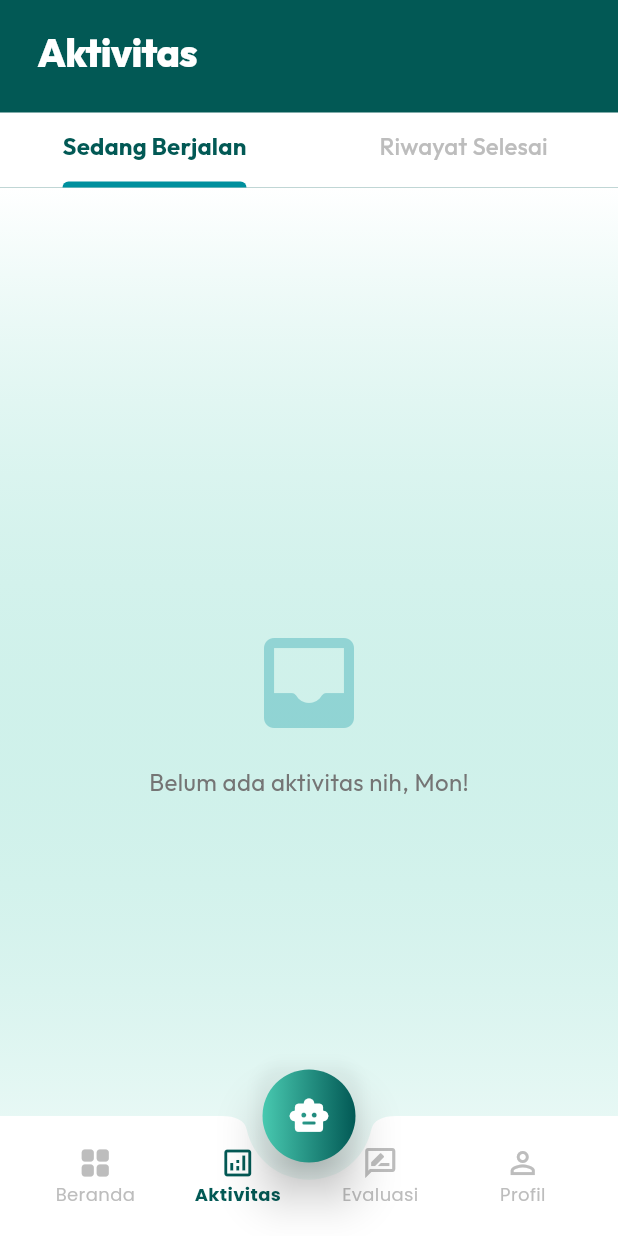
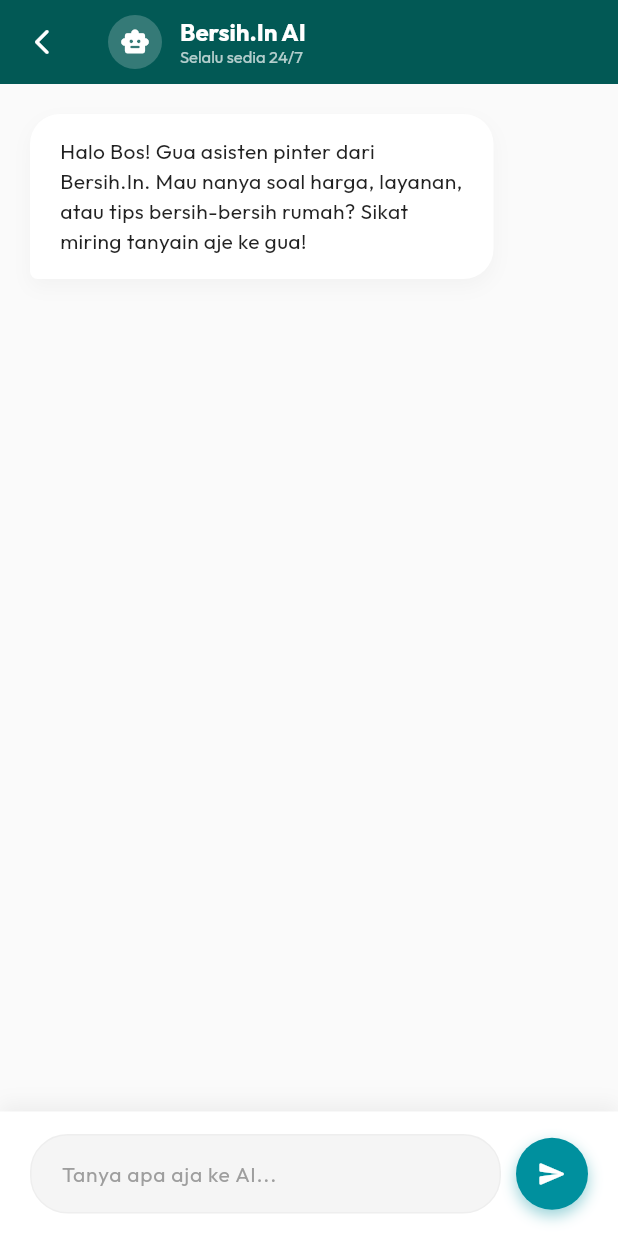
Before and after one commit to hafizar123/ProjectTPM, a Flutter app: the screen it shows after launch, item 2 of the bottom bar chosen, after a tap on the "smart toy" icon, on a phone screen of 412 x 824 dp. Run offline on Flutter 3.47's test engine with Material 3 defaults, Android fonts, the phone set to English and light mode, and no system bars; our stand-ins replace firebase_core, flutter_map, geolocator, google_fonts, google_generative_ai, hive_flutter and 3 more; accounts and stored records are empty.

Commit message:
LLM ERROR

```diff
--- a/bersihin/lib/main.dart
+++ b/bersihin/lib/main.dart
@@ -1,10 +1,16 @@
 import 'package:flutter/material.dart';
 import 'package:hive_flutter/hive_flutter.dart';
+import 'package:firebase_core/firebase_core.dart'; // ZHANGG! Wajib di-import pak!
 import 'pages/home_page.dart';
 
 void main() async {
   // Wajib dipanggil kalo fungsi main-nye pake async
   WidgetsFlutterBinding.ensureInitialized();
+
+  // ZHANGG! Ini satpamnye pak, nyalain kompor Firebase di mari!
+  if (Firebase.apps.isEmpty) {
+    await Firebase.initializeApp();
+  }
 
   // Inisialisasi Hive buat database lokal biar kenceng
   await Hive.initFlutter();
--- /dev/null
+++ b/bersihin/lib/pages/ai_chat_page.dart
@@ -0,0 +1,220 @@
+import 'package:flutter/material.dart';
+import 'package:google_fonts/google_fonts.dart';
+import '../services/ai_service.dart'; // ZHANGG! Pastiin path-nye bener pak!
+
+class AiChatPage extends StatefulWidget {
+  const AiChatPage({Key? key}) : super(key: key);
+
+  @override
+  _AiChatPageState createState() => _AiChatPageState();
+}
+
+class _AiChatPageState extends State<AiChatPage> {
+  final TextEditingController _chatController = TextEditingController();
+  final ScrollController _scrollController = ScrollController();
+  final AiService _aiService = AiService(); // Manggil si otak buatan
+
+  // ZHANGG! Pesan pembuka dari si Robot
+  List<Map<String, dynamic>> messages = [
+    {
+      "role": "ai",
+      "text": "Halo Bos! Gua asisten pinter dari Bersih.In. Mau nanya soal harga, layanan, atau tips bersih-bersih rumah? Sikat miring tanyain aje ke gua!"
+    }
+  ];
+
+  bool _isTyping = false;
+
+  final Color toscaDark = const Color(0xFF025955);
+  final Color toscaMedium = const Color(0xFF00909E);
+  final Color toscaLight = const Color(0xFF48C9B0);
+
+  void _sendMessage() async {
+    if (_chatController.text.trim().isEmpty) return;
+
+    String userText = _chatController.text.trim();
+
+    setState(() {
+      messages.add({"role": "user", "text": userText});
+      _isTyping = true;
+      _chatController.clear();
+    });
+
+    _scrollToBottom();
+
+    // Tembak API Gemini lu pak!
+    String aiResponse = await _aiService.nanyaRobot(userText);
+
+    if (mounted) {
+      setState(() {
+        _isTyping = false;
+        messages.add({"role": "ai", "text": aiResponse});
+      });
+      _scrollToBottom();
+    }
+  }
+
+  void _scrollToBottom() {
+    Future.delayed(const Duration(milliseconds: 100), () {
+      if (_scrollController.hasClients) {
+        _scrollController.animateTo(
+          _scrollController.position.maxScrollExtent,
+          duration: const Duration(milliseconds: 300),
+          curve: Curves.easeOut,
+        );
+      }
+    });
+  }
+
+  @override
+  Widget build(BuildContext context) {
+    return Scaffold(
+      backgroundColor: Colors.grey.shade50,
+      appBar: AppBar(
+        backgroundColor: toscaDark,
+        elevation: 0,
+        leading: IconButton(
+          icon: const Icon(Icons.arrow_back_ios_new_rounded, color: Colors.white, size: 20),
+          onPressed: () => Navigator.pop(context),
+        ),
+        title: Row(
+          children: [
+            Container(
+              padding: const EdgeInsets.all(8),
+              decoration: BoxDecoration(
+                color: Colors.white.withOpacity(0.2),
+                shape: BoxShape.circle,
+              ),
+              child: const Icon(Icons.smart_toy_rounded, color: Colors.white, size: 20),
+            ),
+            const SizedBox(width: 12),
+            Column(
+              crossAxisAlignment: CrossAxisAlignment.start,
+              children: [
+                Text('Bersih.In AI', style: GoogleFonts.outfit(fontWeight: FontWeight.bold, color: Colors.white, fontSize: 16)),
+                Text('Selalu sedia 24/7', style: GoogleFonts.outfit(color: Colors.white70, fontSize: 11)),
+              ],
+            ),
+          ],
+        ),
+      ),
+      body: Column(
+        children: [
+          // ARENA CHAT
+          Expanded(
+            child: ListView.builder(
+              controller: _scrollController,
+              padding: const EdgeInsets.all(20),
+              itemCount: messages.length,
+              itemBuilder: (context, index) {
+                bool isUser = messages[index]['role'] == 'user';
+                return _buildChatBubble(messages[index]['text'], isUser);
+              },
+            ),
+          ),
+
+          // INDIKATOR TYPING
+          if (_isTyping)
+            Padding(
+              padding: const EdgeInsets.only(left: 20, bottom: 10),
+              child: Align(
+                alignment: Alignment.centerLeft,
+                child: Row(
+                  children: [
+                    const SizedBox(
+                      width: 15, height: 15,
+                      child: CircularProgressIndicator(strokeWidth: 2, color: Color(0xFF00909E))
+                    ),
+                    const SizedBox(width: 10),
+                    Text('Robot lagi mikir...', style: GoogleFonts.outfit(fontSize: 12, color: Colors.grey.shade600, fontStyle: FontStyle.italic)),
+                  ],
+                ),
+              ),
+            ),
+
+          // KOTAK KETIK
+          Container(
+            padding: const EdgeInsets.symmetric(horizontal: 20, vertical: 15),
+            decoration: BoxDecoration(
+              color: Colors.white,
+              boxShadow: [BoxShadow(color: Colors.black.withOpacity(0.05), blurRadius: 10, offset: const Offset(0, -5))],
+            ),
+            child: SafeArea(
+              child: Row(
+                children: [
+                  Expanded(
+                    child: Container(
+                      decoration: BoxDecoration(
+                        color: Colors.grey.shade100,
+                        borderRadius: BorderRadius.circular(25),
+                        border: Border.all(color: Colors.grey.shade200),
+                      ),
+                      child: TextField(
+                        controller: _chatController,
+                        style: GoogleFonts.outfit(fontSize: 14),
+                        decoration: InputDecoration(
+                          hintText: 'Tanya apa aja ke AI...',
+                          hintStyle: GoogleFonts.outfit(color: Colors.grey.shade500),
+                          border: InputBorder.none,
+                          contentPadding: const EdgeInsets.symmetric(horizontal: 20, vertical: 15),
+                        ),
+                        onSubmitted: (value) => _sendMessage(),
+                      ),
+                    ),
+                  ),
+                  const SizedBox(width: 10),
+                  GestureDetector(
+                    onTap: _isTyping ? null : _sendMessage,
+                    child: Container(
+                      padding: const EdgeInsets.all(14),
+                      decoration: BoxDecoration(
+                        color: _isTyping ? Colors.grey : toscaMedium,
+                        shape: BoxShape.circle,
+                        boxShadow: [
+                          if (!_isTyping)
+                            BoxShadow(color: toscaMedium.withOpacity(0.4), blurRadius: 8, offset: const Offset(0, 4))
+                        ]
+                      ),
+                      child: const Icon(Icons.send_rounded, color: Colors.white, size: 20),
+                    ),
+                  ),
+                ],
+              ),
+            ),
+          ),
+        ],
+      ),
+    );
+  }
+
+  Widget _buildChatBubble(String text, bool isUser) {
+    return Align(
+      alignment: isUser ? Alignment.centerRight : Alignment.centerLeft,
+      child: Container(
+        margin: const EdgeInsets.only(bottom: 15),
+        padding: const EdgeInsets.symmetric(horizontal: 20, vertical: 15),
+        constraints: BoxConstraints(maxWidth: MediaQuery.of(context).size.width * 0.75),
+        decoration: BoxDecoration(
+          color: isUser ? toscaDark : Colors.white,
+          borderRadius: BorderRadius.only(
+            topLeft: const Radius.circular(20),
+            topRight: const Radius.circular(20),
+            bottomLeft: Radius.circular(isUser ? 20 : 5),
+            bottomRight: Radius.circular(isUser ? 5 : 20),
+          ),
+          boxShadow: [
+            if (!isUser)
+              BoxShadow(color: Colors.black.withOpacity(0.03), blurRadius: 10, offset: const Offset(0, 5))
+          ],
+        ),
+        child: Text(
+          text,
+          style: GoogleFonts.outfit(
+            color: isUser ? Colors.white : Colors.black87,
+            fontSize: 14,
+            height: 1.4,
+          ),
+        ),
+      ),
+    );
+  }
+}
--- a/bersihin/lib/pages/custom_navbar.dart
+++ b/bersihin/lib/pages/custom_navbar.dart
@@ -6,6 +6,7 @@
 import 'activity_page.dart';
 import 'kesan_pesan_page.dart';
 import 'profile_page.dart';
+import 'ai_chat_page.dart';
 
 // ==========================================
 // WIDGET BOTTOM NAVIGATION BAR
@@ -93,7 +94,11 @@
       width: 65, height: 65,
       child: FloatingActionButton(
         onPressed: () {
-          // Fungsi robot AI lu bisa ditancepin di mari nanti pak
+          // ZHANGG! Peratiin bae-bae ada (context) => di sini pak!
+          Navigator.push(
+            context,
+            MaterialPageRoute(builder: (context) => const AiChatPage()), // <-- INI YANG BENER MON!
+          );
         },
         backgroundColor: Colors.transparent,
         elevation: 12,
--- a/bersihin/lib/pages/login_page.dart
+++ b/bersihin/lib/pages/login_page.dart
@@ -104,9 +104,25 @@
     );
   }
 
+  // ZHANGG! Fungsi sakti buat maksa balik ke Home pak!
+  void _backToHome() {
+    Navigator.pushAndRemoveUntil(
+      context,
+      MaterialPageRoute(builder: (context) => const HomePage()),
+      (route) => false,
+    );
+  }
+
   @override
   Widget build(BuildContext context) {
-    return Scaffold(
+    // ZHANGG! PopScope biar tombol back bawaan HP juga nurut pak!
+    return PopScope(
+      canPop: false,
+      onPopInvoked: (bool didPop) {
+        if (didPop) return;
+        _backToHome();
+      },
+      child: Scaffold(
         backgroundColor: Colors.white,
         body: Stack(
           children: [
@@ -223,7 +239,7 @@
                             Text("Belum punya akun? ", style: GoogleFonts.poppins(color: Colors.grey.shade600, fontSize: 13)),
                             GestureDetector(
                               onTap: () {
-                              Navigator.push(context, MaterialPageRoute(builder: (context) => const RegisterPage()));
+                                Navigator.pushReplacement(context, MaterialPageRoute(builder: (context) => const RegisterPage()));
                               },
                               child: Text(
                                 "Daftar di sini",
@@ -265,12 +281,13 @@
                   ),
                   child: IconButton(
                     icon: Icon(Icons.arrow_back_ios_new_rounded, color: toscaDark, size: 20),
-                  onPressed: () => Navigator.pop(context),
+                    onPressed: _backToHome, // ZHANGG! Tembak fungsi nebas histori pak!
                   ),
                 ),
               ),
             ),
           ],
+        ),
       ),
     );
   }
--- /dev/null
+++ b/bersihin/lib/services/ai_service.dart
@@ -0,0 +1,31 @@
+import 'package:google_generative_ai/google_generative_ai.dart';
+
+class AiService {
+  // ZHANGG! Taruh API Key yang lu dapet dari Google di mari pak!
+  final String _apiKey = 'AIzaSyC4dpz9e7XJAfgIjGTpcv86i9e8W5pT8jU';
+
+  late final GenerativeModel _model;
+
+  AiService() {
+    // Kita pake model gemini-1.5-flash biar balesnye ngebut kek gua
+    _model = GenerativeModel(
+      model: 'gemini-1.5-flash',
+      apiKey: _apiKey,
+    );
+  }
+
+  // Fungsi sakti buat nanya ke robot
+  Future<String> nanyaRobot(String pertanyaanUser) async {
+    try {
+      // Kita kasih contekan dikit ke robotnye biar dia tau dia siapa
+      final promptString = "Lu adalah Asisten AI dari aplikasi Bersih.In, aplikasi layanan kebersihan rumah. Jawab pertanyaan ini dengan ramah: $pertanyaanUser";
+
+      final content = [Content.text(promptString)];
+      final response = await _model.generateContent(content);
+
+      return response.text ?? 'Waduh, gua nge-blank nih pak bos!';
+    } catch (e) {
+      return 'Yah robotnye lagi ngambek Mon: $e';
+    }
+  }
+}
--- a/bersihin/pubspec.yaml
+++ b/bersihin/pubspec.yaml
@@ -25,6 +25,8 @@
   flutter_map: ^8.3.0
   latlong2: ^0.9.1
   geolocator: ^14.0.2
+  google_generative_ai: ^0.4.7
+  firebase_core: ^4.7.0
 
 dev_dependencies:
   flutter_test:
```
Also changed, not shown: bersihin/pubspec.lock, 4 other files. Lines whose indentation alone changed are shown as unchanged.
